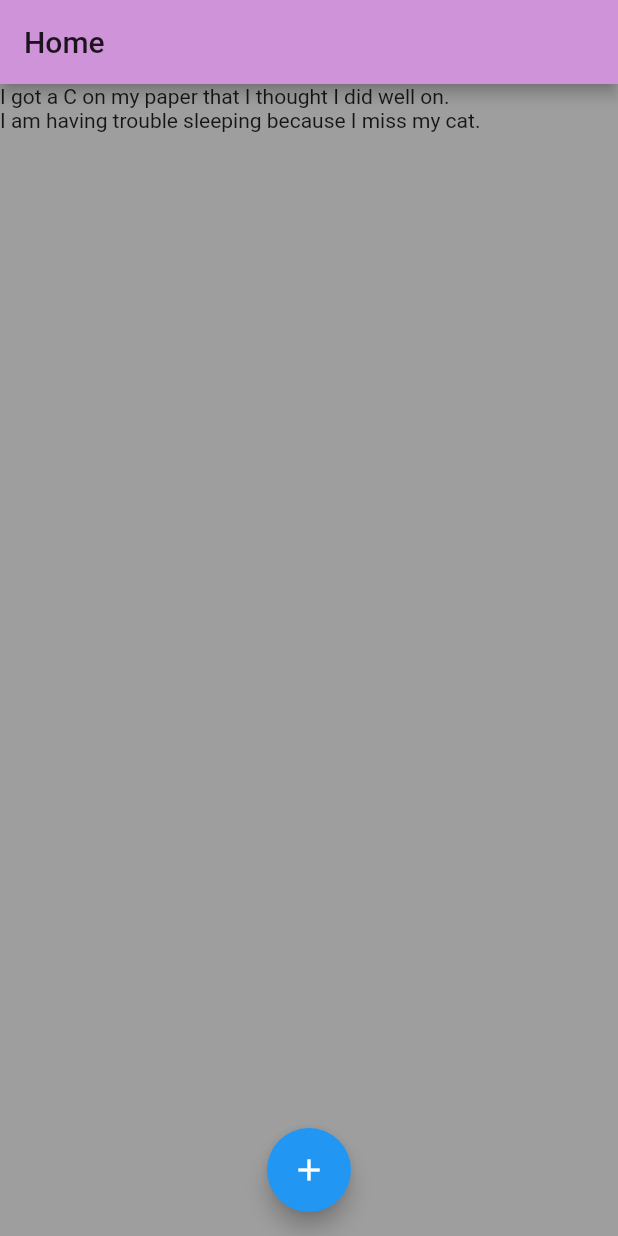
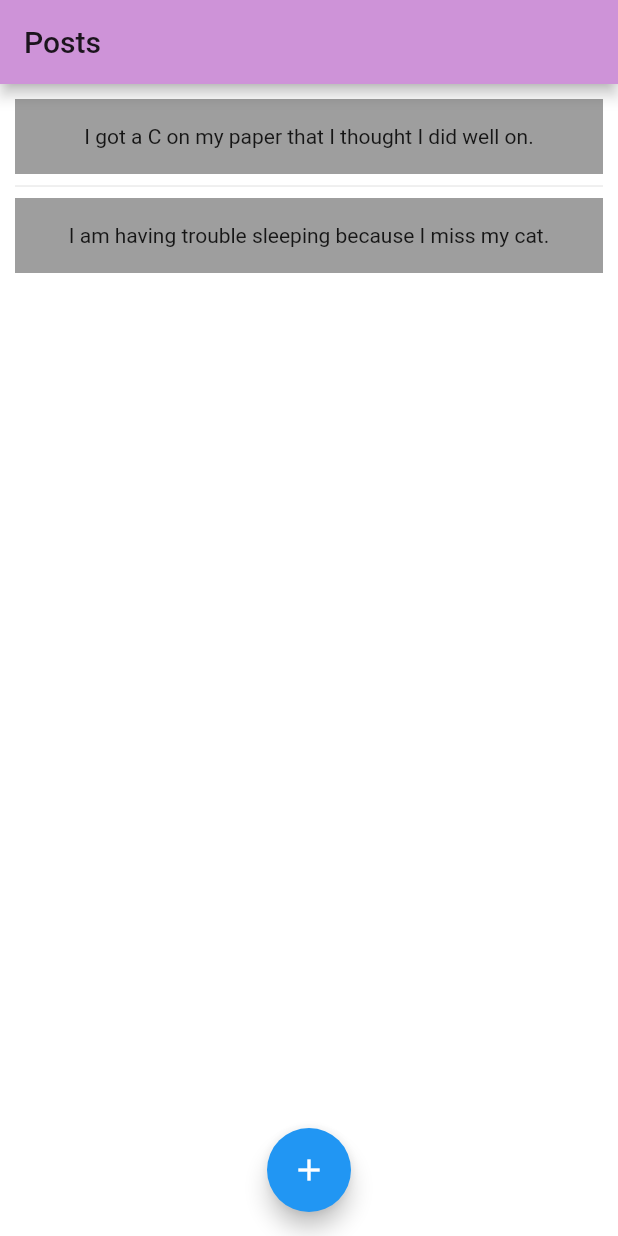
Before and after one commit to nguyenvvv/ventapp, a Flutter app: the screen it shows after launch, on a phone screen of 412 x 824 dp. Run offline on Flutter 3.47's test engine with Material 2 defaults, Android fonts, the phone set to English and light mode, and no system bars; missing offline and left inert: flutter_socket_io.

Commit message:
separated posts

```diff
--- a/lib/main.dart
+++ b/lib/main.dart
@@ -44,7 +44,7 @@ class _MyHomePageState extends State<MyHomePage> {
   Widget build(BuildContext context) {
     return Scaffold(
       appBar: AppBar(
-        title: Text("Home"),
+        title: Text("Posts"),
       ),
       body: Center(
         child: Column(
@@ -52,12 +52,25 @@ class _MyHomePageState extends State<MyHomePage> {
           children: <Widget>[
             Expanded(
                 child: Container(
-              decoration: BoxDecoration(color: Colors.grey),
-              child: ListView.builder(
-                  itemCount: posts.length,
-                  itemBuilder: (context, index) {
-                    return Text(posts[index].text);
-                  }),
+              decoration: BoxDecoration(color: Colors.white),
+              child: ListView.separated(
+                padding: const EdgeInsets.all(10),
+                itemCount: posts.length,
+                itemBuilder: (context, index) {
+                  final Post post = posts[index];
+                  return Column(
+                    children: <Widget>[
+                      Container(
+                          height: 50,
+                          decoration: BoxDecoration(color: Colors.grey),
+                          child: Center(child: Text(post.text))),
+                      //Text(post.title)
+                    ],
+                  );
+                },
+                separatorBuilder: (BuildContext context, int index) =>
+                    const Divider(),
+              ),
             )),
           ],
         ),
@@ -74,14 +87,14 @@ class _MyHomePageState extends State<MyHomePage> {
   }
 
   void _awaitReturnValueFromMakePost(BuildContext context) async {
-    // start the SecondScreen and wait for it to finish with a result
+    // When the user clicks the add post button, it waits for the user to finish and sends back the result
     final result = await Navigator.push(
         context,
         MaterialPageRoute(
           builder: (context) => MakePost(),
         ));
 
-    // after the SecondScreen result comes back update the Text widget with it
+    // Once the result comes back, the post is added to a post list and the page is updated
     setState(() {
       posts.add(result);
     });
--- a/lib/make_post.dart
+++ b/lib/make_post.dart
@@ -8,7 +8,6 @@ class MakePost extends StatefulWidget {
   }
 }
 
-// ignore: must_be_immutable
 class _MakePost extends State<MakePost> {
   TextEditingController controllerOne = TextEditingController();
   TextEditingController controllerTwo = TextEditingController();
```
Also changed, not shown: lib/networking.dart (added).
